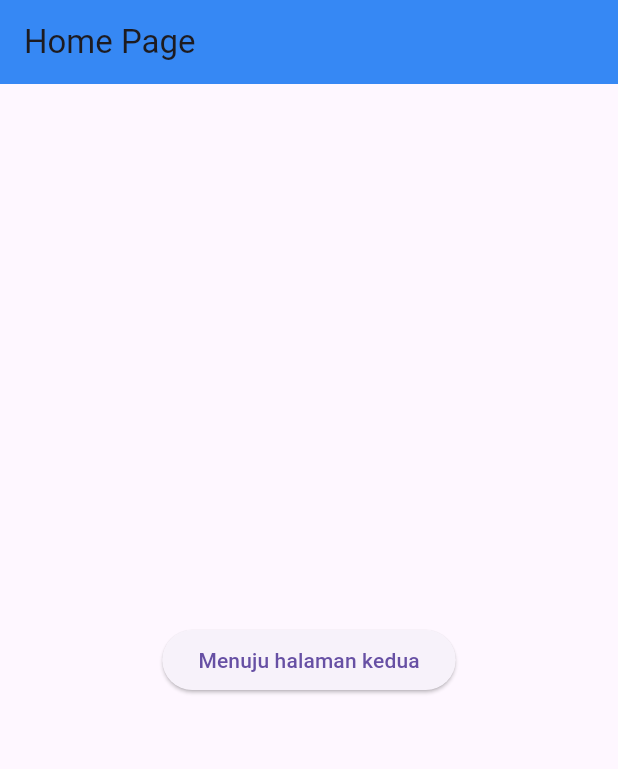
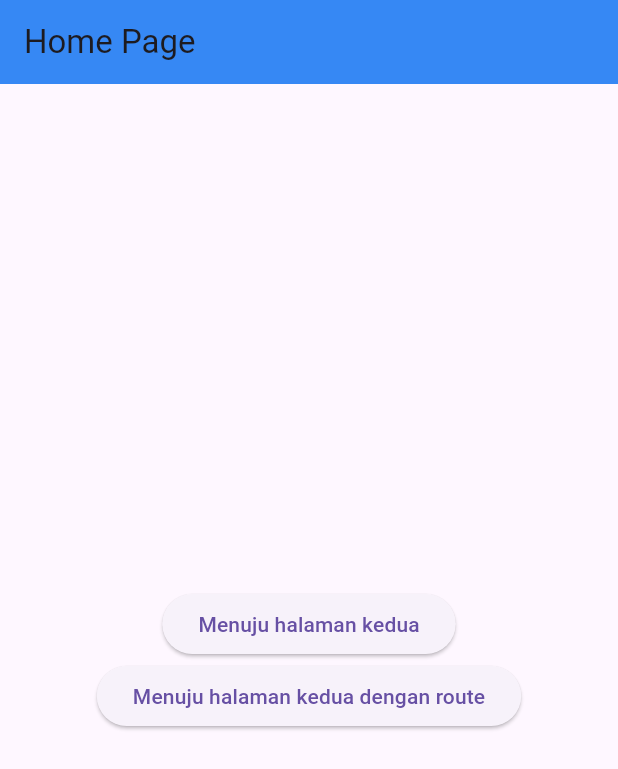
Before and after one commit to novian66/0609119103_ti1_ppb2324-2, a Flutter app: the screen it shows after launch, on a phone screen of 412 x 824 dp. Shown: the top 769 px of the screen. Run offline on Flutter 3.47's test engine with Material 3 defaults, Android fonts, the phone set to English and light mode, and no system bars.

Commit message:
using routing

```diff
--- a/Navigation dan Routing (Pertemuan 5)/navigation_dan_routing/lib/home_page.dart
+++ b/Navigation dan Routing (Pertemuan 5)/navigation_dan_routing/lib/home_page.dart
@@ -13,7 +13,10 @@ class HomePage extends StatelessWidget {
         backgroundColor: const Color.fromARGB(255, 54, 136, 244),
       ),
             body: Center(
-        child: ElevatedButton(
+        child: Column(
+          mainAxisAlignment: MainAxisAlignment.center,
+          children: [
+            ElevatedButton(
               onPressed: () {
                       Navigator.push(
             context,
@@ -25,6 +28,15 @@ class HomePage extends StatelessWidget {
               },
               child: const Text('Menuju halaman kedua'),
             ),
+            ElevatedButton(
+              onPressed: () {
+                Navigator.pushNamed(context, '/second_page');
+              },
+              child: const Text('Menuju halaman kedua dengan route'),
+            ),
+
+          ],
+        ),
       ),
 
     );
--- a/Navigation dan Routing (Pertemuan 5)/navigation_dan_routing/lib/main.dart
+++ b/Navigation dan Routing (Pertemuan 5)/navigation_dan_routing/lib/main.dart
@@ -1,6 +1,7 @@
 import 'package:flutter/material.dart';
 
 import 'home_page.dart';
+import 'second_page.dart';
 
 void main() {
   runApp(const MainApp());
@@ -11,9 +12,14 @@ class MainApp extends StatelessWidget {
 
   @override
   Widget build(BuildContext context) {
-    return const MaterialApp(
+    return MaterialApp(
       debugShowCheckedModeBanner: false,
-      home: HomePage(),
+      initialRoute: '/',
+      routes: {
+        '/': (context) => const HomePage(),
+        '/second_page': (context) => const SecondPage(),
+      },
+
     );
   }
 
--- a/Navigation dan Routing (Pertemuan 5)/navigation_dan_routing/lib/second_page.dart
+++ b/Navigation dan Routing (Pertemuan 5)/navigation_dan_routing/lib/second_page.dart
@@ -13,6 +13,7 @@ class SecondPage extends StatelessWidget {
       ),
       body: Center(
               child: Column(
+                mainAxisAlignment: MainAxisAlignment.center,
                 children: [
                   Text(data ?? '', style: const TextStyle(fontSize: 20.0),),
                   ElevatedButton(
```
Lines whose indentation alone changed are shown as unchanged.
